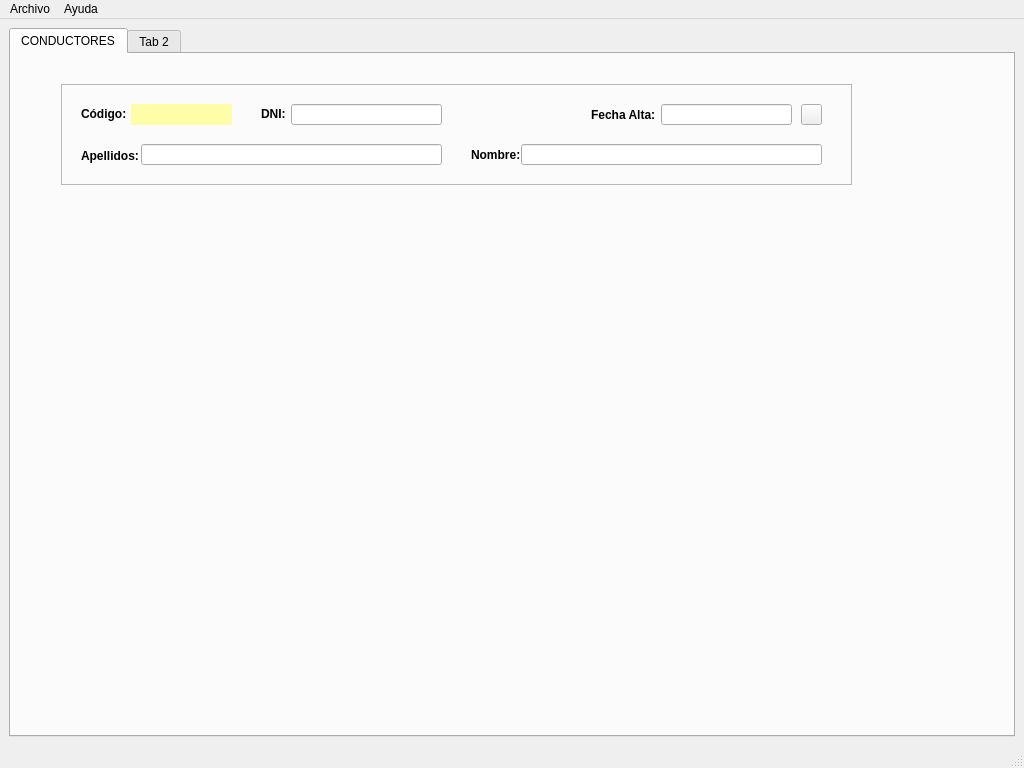
braisdp6/2DAM_DI, file TEMA 1/mainWindow.ui: the form before one commit.
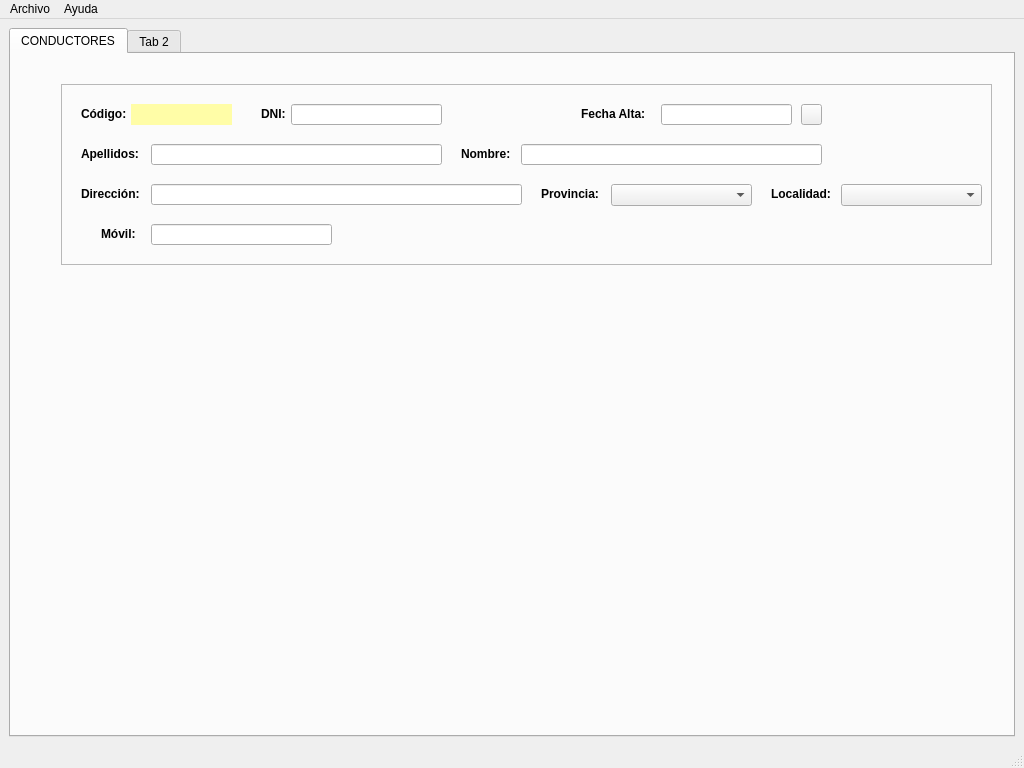
The form after the commit. Icons and pictures are not drawn.

The edit to the form file:
```diff
--- a/TEMA 1/mainWindow.ui
+++ b/TEMA 1/mainWindow.ui
@@ -57,8 +57,8 @@
          <rect>
           <x>50</x>
           <y>30</y>
-          <width>791</width>
-          <height>101</height>
+          <width>931</width>
+          <height>181</height>
          </rect>
         </property>
         <property name="frameShape">
@@ -76,26 +76,26 @@
         <widget class="QLineEdit" name="textApel">
          <property name="geometry">
           <rect>
-           <x>80</x>
+           <x>90</x>
            <y>60</y>
-           <width>301</width>
+           <width>291</width>
            <height>21</height>
           </rect>
          </property>
          <property name="minimumSize">
           <size>
-           <width>300</width>
-           <height>20</height>
+           <width>0</width>
+           <height>0</height>
           </size>
          </property>
         </widget>
         <widget class="QLabel" name="lblFechaAlta">
          <property name="geometry">
           <rect>
-           <x>530</x>
+           <x>520</x>
            <y>20</y>
            <width>71</width>
-           <height>21</height>
+           <height>20</height>
           </rect>
          </property>
          <property name="font">
@@ -149,10 +149,10 @@
         <widget class="QLabel" name="lblNombre">
          <property name="geometry">
           <rect>
-           <x>410</x>
+           <x>400</x>
            <y>60</y>
-           <width>51</width>
-           <height>21</height>
+           <width>50</width>
+           <height>20</height>
           </rect>
          </property>
          <property name="font">
@@ -174,7 +174,7 @@
            <x>20</x>
            <y>60</y>
            <width>90</width>
-           <height>24</height>
+           <height>20</height>
           </rect>
          </property>
          <property name="minimumSize">
@@ -304,7 +304,190 @@
          </property>
          <property name="icon">
           <iconset>
-           <normaloff>img/calendar.ico</normaloff>img/calendar.ico</iconset>
+           <normaloff>C:/Users/a19braisdp/.designer/backup/img/calendar.ico</normaloff>C:/Users/a19braisdp/.designer/backup/img/calendar.ico</iconset>
+         </property>
+        </widget>
+        <widget class="QLabel" name="lblValidarDni">
+         <property name="geometry">
+          <rect>
+           <x>390</x>
+           <y>10</y>
+           <width>50</width>
+           <height>41</height>
+          </rect>
+         </property>
+         <property name="minimumSize">
+          <size>
+           <width>50</width>
+           <height>30</height>
+          </size>
+         </property>
+         <property name="maximumSize">
+          <size>
+           <width>100</width>
+           <height>100</height>
+          </size>
+         </property>
+         <property name="font">
+          <font>
+           <family>Ravie</family>
+           <pointsize>10</pointsize>
+          </font>
+         </property>
+         <property name="text">
+          <string/>
+         </property>
+         <property name="alignment">
+          <set>Qt::AlignLeading|Qt::AlignLeft|Qt::AlignVCenter</set>
+         </property>
+        </widget>
+        <widget class="QLabel" name="lblDireccion">
+         <property name="geometry">
+          <rect>
+           <x>20</x>
+           <y>100</y>
+           <width>90</width>
+           <height>20</height>
+          </rect>
+         </property>
+         <property name="minimumSize">
+          <size>
+           <width>60</width>
+           <height>20</height>
+          </size>
+         </property>
+         <property name="font">
+          <font>
+           <weight>75</weight>
+           <bold>true</bold>
+          </font>
+         </property>
+         <property name="text">
+          <string>Dirección:</string>
+         </property>
+        </widget>
+        <widget class="QLineEdit" name="txtDireccion">
+         <property name="geometry">
+          <rect>
+           <x>90</x>
+           <y>100</y>
+           <width>371</width>
+           <height>21</height>
+          </rect>
+         </property>
+         <property name="minimumSize">
+          <size>
+           <width>0</width>
+           <height>0</height>
+          </size>
+         </property>
+        </widget>
+        <widget class="QLabel" name="lblMovil">
+         <property name="geometry">
+          <rect>
+           <x>40</x>
+           <y>140</y>
+           <width>41</width>
+           <height>20</height>
+          </rect>
+         </property>
+         <property name="font">
+          <font>
+           <weight>75</weight>
+           <bold>true</bold>
+          </font>
+         </property>
+         <property name="styleSheet">
+          <string notr="true"/>
+         </property>
+         <property name="text">
+          <string>Móvil:</string>
+         </property>
+        </widget>
+        <widget class="QLineEdit" name="txtMovil">
+         <property name="geometry">
+          <rect>
+           <x>90</x>
+           <y>140</y>
+           <width>181</width>
+           <height>21</height>
+          </rect>
+         </property>
+         <property name="minimumSize">
+          <size>
+           <width>120</width>
+           <height>20</height>
+          </size>
+         </property>
+        </widget>
+        <widget class="QLabel" name="lblProvincia">
+         <property name="geometry">
+          <rect>
+           <x>480</x>
+           <y>100</y>
+           <width>61</width>
+           <height>20</height>
+          </rect>
+         </property>
+         <property name="minimumSize">
+          <size>
+           <width>50</width>
+           <height>20</height>
+          </size>
+         </property>
+         <property name="font">
+          <font>
+           <weight>75</weight>
+           <bold>true</bold>
+          </font>
+         </property>
+         <property name="text">
+          <string>Provincia:</string>
+         </property>
+        </widget>
+        <widget class="QLabel" name="lblLocalidad">
+         <property name="geometry">
+          <rect>
+           <x>710</x>
+           <y>100</y>
+           <width>81</width>
+           <height>20</height>
+          </rect>
+         </property>
+         <property name="minimumSize">
+          <size>
+           <width>50</width>
+           <height>20</height>
+          </size>
+         </property>
+         <property name="font">
+          <font>
+           <weight>75</weight>
+           <bold>true</bold>
+          </font>
+         </property>
+         <property name="text">
+          <string>Localidad:</string>
+         </property>
+        </widget>
+        <widget class="QComboBox" name="cmbProvincia">
+         <property name="geometry">
+          <rect>
+           <x>550</x>
+           <y>100</y>
+           <width>141</width>
+           <height>22</height>
+          </rect>
+         </property>
+        </widget>
+        <widget class="QComboBox" name="cmbLocalidad">
+         <property name="geometry">
+          <rect>
+           <x>780</x>
+           <y>100</y>
+           <width>141</width>
+           <height>22</height>
+          </rect>
          </property>
         </widget>
        </widget>
```
Left out of the diff: 2 changed lines with no effect on the pictures.
